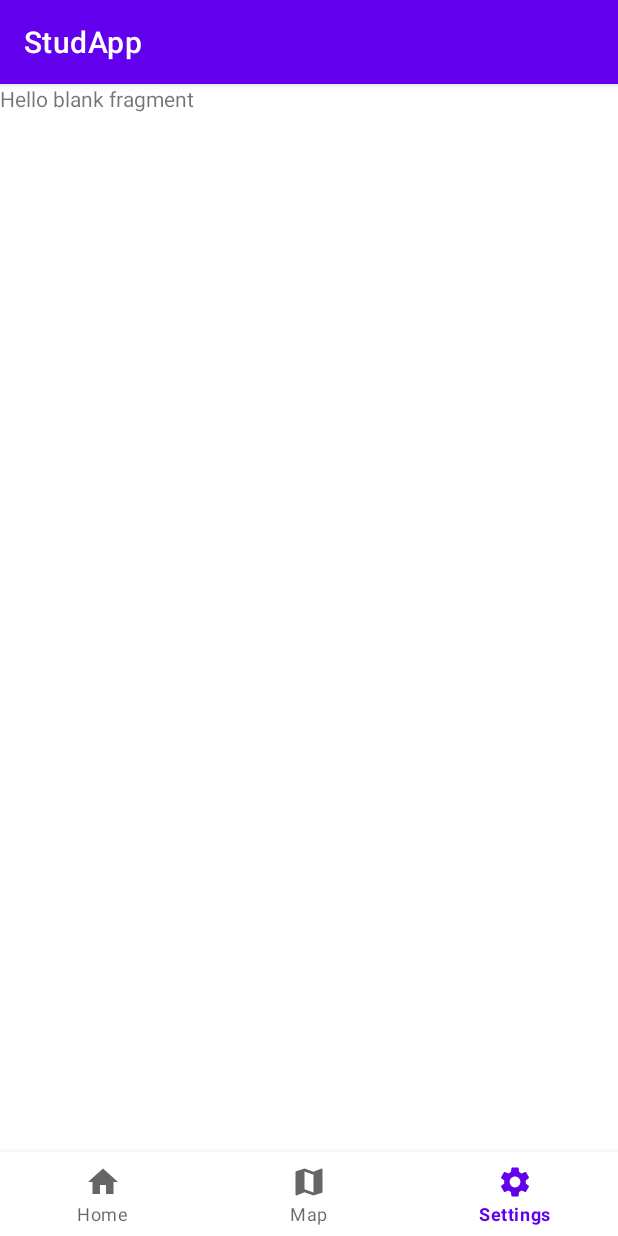
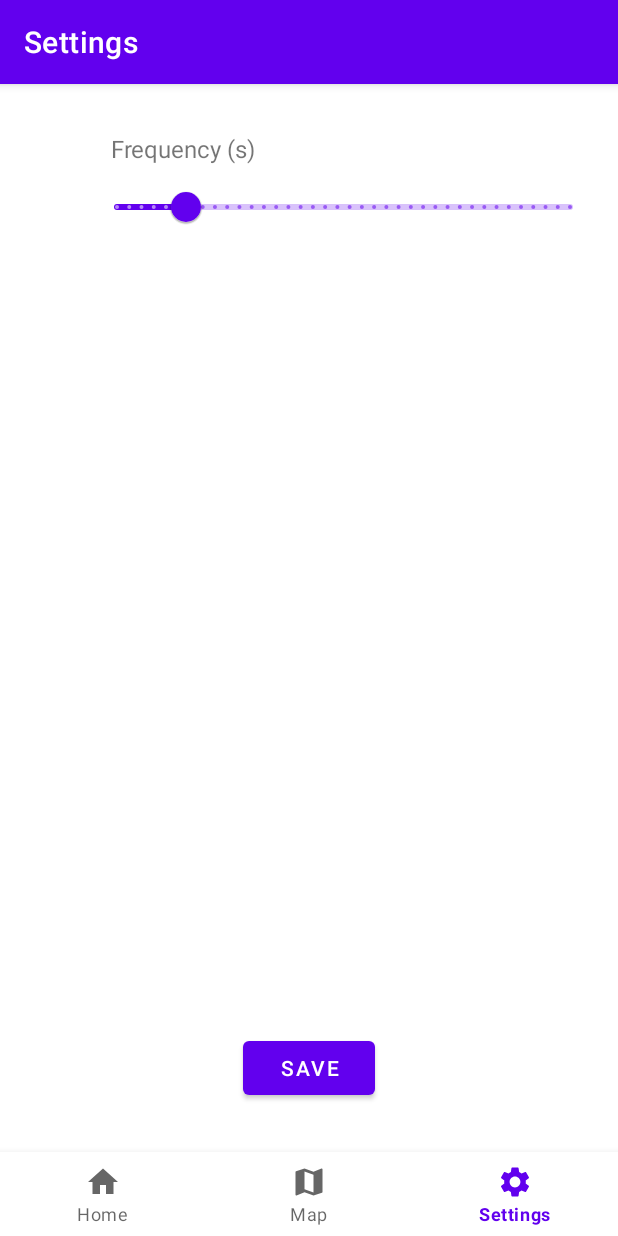
Before and after one commit to trdin/Digital-twin-StudApp, an Android app: the screen it shows after launch (MainActivity), item 3 of the bottom bar chosen, on a phone screen of 412 x 824 dp. Run offline under Robolectric (Android 15) with nearby library versions, the phone set to English and light mode, and no system bars; our stand-ins replace EventBus; libraries missing offline, so code that uses them is left out: org.osmdroid.api, org.osmdroid.tileprovider, org.osmdroid.util, org.osmdroid.views; pictures from the network do not load.

Commit message:
SMLTG-148 Added Map and Bindings, Edited settings and home fragments.

```diff
--- a/app/build.gradle
+++ b/app/build.gradle
@@ -31,6 +31,9 @@ android {
     kotlinOptions {
         jvmTarget = '1.8'
     }
+    buildFeatures {
+        viewBinding true
+    }
 }
 
 dependencies {
@@ -43,6 +46,7 @@ dependencies {
     androidTestImplementation 'androidx.test.ext:junit:1.1.4'
     androidTestImplementation 'androidx.test.espresso:espresso-core:3.5.0'
 
+    implementation fileTree(dir: 'libs', include: ['*.jar'])
     implementation 'org.osmdroid:osmdroid-android:6.1.11'
     implementation 'com.google.android.gms:play-services-location:21.0.1'
     implementation 'org.greenrobot:eventbus:3.2.0'
--- a/app/src/main/java/com/example/studapp/HomeFragment.kt
+++ b/app/src/main/java/com/example/studapp/HomeFragment.kt
@@ -5,15 +5,20 @@ import androidx.fragment.app.Fragment
 import android.view.LayoutInflater
 import android.view.View
 import android.view.ViewGroup
+import com.example.studapp.databinding.FragmentHomeBinding
 
 class HomeFragment : Fragment() {
+
+    private var _binding: FragmentHomeBinding? = null
+    private val binding get() = _binding!!
 
     override fun onCreateView(
         inflater: LayoutInflater, container: ViewGroup?,
         savedInstanceState: Bundle?
     ): View? {
-        // Inflate the layout for this fragment
-        return inflater.inflate(R.layout.fragment_home, container, false)
+
+        _binding = FragmentHomeBinding.inflate(inflater, container, false)
+        return binding.root
     }
 
 }
--- a/app/src/main/java/com/example/studapp/MainActivity.kt
+++ b/app/src/main/java/com/example/studapp/MainActivity.kt
@@ -18,6 +18,8 @@ import androidx.activity.result.contract.ActivityResultContracts
 import androidx.appcompat.app.AppCompatActivity
 import androidx.core.app.ActivityCompat
 import androidx.core.content.ContextCompat
+import androidx.fragment.app.Fragment
+import com.example.studapp.databinding.ActivityMainBinding
 import com.example.studapp.location.MyEventLocationSettingsChange
 import com.google.android.gms.common.api.ResolvableApiException
 import com.google.android.gms.location.*
@@ -34,8 +36,9 @@ class MainActivity : AppCompatActivity() {
 
 
     lateinit var mainHandler: Handler
+    lateinit var binding: ActivityMainBinding
 
-    private var updateTextTask: Runnable?  = null;
+    private var updateTextTask: Runnable? = null;
 
     //location
     private lateinit var activityResultLauncher: ActivityResultLauncher<Array<String>>
@@ -45,7 +48,7 @@ class MainActivity : AppCompatActivity() {
     private var locationRequest: LocationRequest
     private var requestingLocationUpdates = false
 
-    init{
+    init {
 
         //fixed the decprication
         locationRequest = LocationRequest.Builder(LocationRequest.PRIORITY_HIGH_ACCURACY, 100)
@@ -71,7 +74,7 @@ class MainActivity : AppCompatActivity() {
                 allAreGranted = allAreGranted && b
             }
 
-            Log.d("aaa" ,"$allAreGranted")
+            Log.d("aaa", "$allAreGranted")
             if (allAreGranted) {
                 initCheckLocationSettings()
                 //initMap() if settings are ok
@@ -81,7 +84,8 @@ class MainActivity : AppCompatActivity() {
 
     override fun onCreate(savedInstanceState: Bundle?) {
         super.onCreate(savedInstanceState)
-        setContentView(R.layout.activity_main)
+        binding = ActivityMainBinding.inflate(layoutInflater)
+        setContentView(binding.root)
 
         /*if (ContextCompat.checkSelfPermission(this,
                 Manifest.permission.RECORD_AUDIO) != PackageManager.PERMISSION_GRANTED && ContextCompat.checkSelfPermission(this,
@@ -89,6 +93,31 @@ class MainActivity : AppCompatActivity() {
             val permissions = arrayOf(android.Manifest.permission.RECORD_AUDIO, android.Manifest.permission.WRITE_EXTERNAL_STORAGE, android.Manifest.permission.READ_EXTERNAL_STORAGE)
             ActivityCompat.requestPermissions(this, permissions,0)
         }*/
+        val homeFragment: Fragment = HomeFragment()
+        val mapFragment: Fragment = MapFragment()
+        val settingsFragment: Fragment = SettingsFragment()
+
+        replaceFragment(homeFragment)
+
+        binding.btvNavigation.setOnItemSelectedListener {
+            when (it.itemId) {
+                R.id.icHome -> {
+                    replaceFragment(homeFragment)
+                    true
+                }
+                R.id.icMap -> {
+                    replaceFragment(mapFragment)
+                    true
+                }
+                R.id.icSettings -> {
+                    replaceFragment(settingsFragment)
+                    true
+                }
+                else -> {
+                    false
+                }
+            }
+        }
 
         val appPerms = arrayOf(
             Manifest.permission.ACCESS_FINE_LOCATION,
@@ -100,9 +129,12 @@ class MainActivity : AppCompatActivity() {
         )
         activityResultLauncher.launch(appPerms)
 
-        if (ContextCompat.checkSelfPermission(this,
-                Manifest.permission.RECORD_AUDIO) == PackageManager.PERMISSION_GRANTED ) {
-           updateTextTask =   object : Runnable {
+        if (ContextCompat.checkSelfPermission(
+                this,
+                Manifest.permission.RECORD_AUDIO
+            ) == PackageManager.PERMISSION_GRANTED
+        ) {
+            updateTextTask = object : Runnable {
                 override fun run() {
                     var noiseRecorder = NoiseRecorder();
                     noiseRecorder.context = this@MainActivity;
@@ -123,12 +155,18 @@ class MainActivity : AppCompatActivity() {
         mainHandler = Handler(Looper.getMainLooper())
     }
 
+    private fun replaceFragment(fragment: Fragment) {
 
+        supportFragmentManager.beginTransaction().apply {
+            replace(R.id.baseFragment, fragment)
+            commit()
+        }
+    }
 
 
     override fun onPause() {
         super.onPause()
-        if(updateTextTask != null){
+        if (updateTextTask != null) {
             mainHandler.removeCallbacks(updateTextTask!!)
         }
         if (requestingLocationUpdates) {
@@ -139,7 +177,7 @@ class MainActivity : AppCompatActivity() {
 
     override fun onResume() {
         super.onResume()
-        if(updateTextTask != null) {
+        if (updateTextTask != null) {
             mainHandler.post(updateTextTask!!)
         }
     }
@@ -163,7 +201,7 @@ class MainActivity : AppCompatActivity() {
                 startLocationUpdates()
             }
         } else {
-            Log.d("aaa","Stop something")
+            Log.d("aaa", "Stop something")
         }
     }
 
@@ -173,7 +211,7 @@ class MainActivity : AppCompatActivity() {
         val client: SettingsClient = LocationServices.getSettingsClient(this)
         val task: Task<LocationSettingsResponse> = client.checkLocationSettings(builder.build())
         task.addOnSuccessListener { locationSettingsResponse ->
-           // Timber.d("Settings Location IS OK")
+            // Timber.d("Settings Location IS OK")
             MyEventLocationSettingsChange.globalState = true //default
             //initMap()
             initLoaction()
@@ -196,12 +234,13 @@ class MainActivity : AppCompatActivity() {
                     )
                 } catch (sendEx: IntentSender.SendIntentException) {
                     // Ignore the error.
-                    Log.d("aaa","Settings Location sendEx??")
+                    Log.d("aaa", "Settings Location sendEx??")
                 }
             }
         }
 
     }
+
     private fun stopLocationUpdates() { //onPause
         fusedLocationClient.removeLocationUpdates(locationCallback)
     }
@@ -230,7 +269,6 @@ class MainActivity : AppCompatActivity() {
     }
 
 
-
     companion object {
         val REQUEST_CHECK_SETTINGS = 20202
     }
--- /dev/null
+++ b/app/src/main/java/com/example/studapp/SettingsFragment.kt
@@ -0,0 +1,34 @@
+package com.example.studapp
+
+import android.os.Bundle
+import androidx.fragment.app.Fragment
+import android.view.LayoutInflater
+import android.view.View
+import android.view.ViewGroup
+import com.example.studapp.databinding.FragmentHomeBinding
+import com.example.studapp.databinding.FragmentSettingsBinding
+
+
+class SettingsFragment : Fragment() {
+    private var _binding: FragmentSettingsBinding? = null
+    private val binding get() = _binding!!
+
+    override fun onCreateView(
+        inflater: LayoutInflater, container: ViewGroup?,
+        savedInstanceState: Bundle?
+    ): View? {
+        // Inflate the layout for this fragment
+        _binding = FragmentSettingsBinding.inflate(inflater, container, false)
+
+        return binding.root
+    }
+
+    override fun onViewCreated(view: View, savedInstanceState: Bundle?) {
+        super.onViewCreated(view, savedInstanceState)
+        (activity as MainActivity).supportActionBar?.title = "Settings"
+
+
+
+    }
+
+}
--- a/app/src/main/res/layout/activity_main.xml
+++ b/app/src/main/res/layout/activity_main.xml
@@ -6,9 +6,8 @@
     android:layout_height="match_parent"
     tools:context=".MainActivity">
 
-    <fragment
-        android:name="com.example.studapp.HomeFragment"
-        android:id="@+id/main_fragment"
+    <FrameLayout
+        android:id="@+id/baseFragment"
         android:layout_width="match_parent"
         android:layout_height="0dp"
         app:layout_constraintBottom_toTopOf="@+id/btv_Navigation"
--- /dev/null
+++ b/app/src/main/res/layout/fragment_settings.xml
@@ -0,0 +1,53 @@
+<?xml version="1.0" encoding="utf-8"?>
+<androidx.constraintlayout.widget.ConstraintLayout xmlns:android="http://schemas.android.com/apk/res/android"
+    xmlns:app="http://schemas.android.com/apk/res-auto"
+    xmlns:tools="http://schemas.android.com/tools"
+    android:layout_width="match_parent"
+    android:layout_height="match_parent"
+    tools:context=".SettingsFragment">
+
+
+    <TextView
+        android:id="@+id/tvFrequency"
+        android:layout_width="wrap_content"
+        android:layout_height="wrap_content"
+        android:layout_marginTop="32dp"
+        android:layout_marginStart="12dp"
+        android:text="@string/tvFrequency"
+        android:textSize="16sp"
+        app:layout_constraintStart_toStartOf="@+id/guideline2"
+        app:layout_constraintTop_toTopOf="parent" />
+
+    <com.google.android.material.slider.Slider
+        android:id="@+id/slFrequency"
+        android:layout_width="0dp"
+        android:layout_height="wrap_content"
+        android:layout_marginTop="4dp"
+        android:layout_marginEnd="16dp"
+        android:valueFrom="1"
+        android:valueTo="60"
+        android:stepSize="1"
+        android:value="10"
+        app:layout_constraintEnd_toEndOf="parent"
+        app:layout_constraintStart_toStartOf="@+id/guideline2"
+        app:layout_constraintTop_toBottomOf="@+id/tvFrequency" />
+
+    <androidx.constraintlayout.widget.Guideline
+        android:id="@+id/guideline2"
+        android:layout_width="wrap_content"
+        android:layout_height="wrap_content"
+        android:orientation="vertical"
+        app:layout_constraintGuide_percent="0.15" />
+
+    <Button
+        android:id="@+id/btnSave"
+        android:layout_width="wrap_content"
+        android:layout_height="wrap_content"
+        android:layout_marginBottom="32dp"
+        android:text="@string/btnSave"
+        app:layout_constraintBottom_toBottomOf="parent"
+        app:layout_constraintEnd_toEndOf="parent"
+        app:layout_constraintStart_toStartOf="parent" />
+
+
+</androidx.constraintlayout.widget.ConstraintLayout>
--- a/app/src/main/res/menu/bottom_nav_menu.xml
+++ b/app/src/main/res/menu/bottom_nav_menu.xml
@@ -6,11 +6,11 @@
         android:title="Home"
         android:icon="@drawable/ic_home"/>
     <item
-        android:id="@+id/icInfo"
+        android:id="@+id/icMap"
         android:title="Map"
         android:icon="@drawable/ic_map"/>
     <item
-        android:id="@+id/icSearch"
+        android:id="@+id/icSettings"
         android:title="Settings"
         android:icon="@drawable/ic_settings"/>
 
--- a/app/src/main/res/values/strings.xml
+++ b/app/src/main/res/values/strings.xml
@@ -2,4 +2,8 @@
     <string name="app_name">StudApp</string>
     <!-- TODO: Remove or change this placeholder text -->
     <string name="hello_blank_fragment">Hello blank fragment</string>
+    <string name="etMessageHint">Message</string>
+    <string name="btnSend">Send</string>
+    <string name="tvFrequency">Frequency (s)</string>
+    <string name="btnSave">Save</string>
 </resources>
```
Also changed, not shown: app/src/main/java/com/example/studapp/MapFragment.kt (added, +48 -0 lines), app/src/main/res/layout/fragment_home.xml (+24 -7 lines), app/src/main/res/layout/fragment_map.xml (added, +20 -0 lines).
